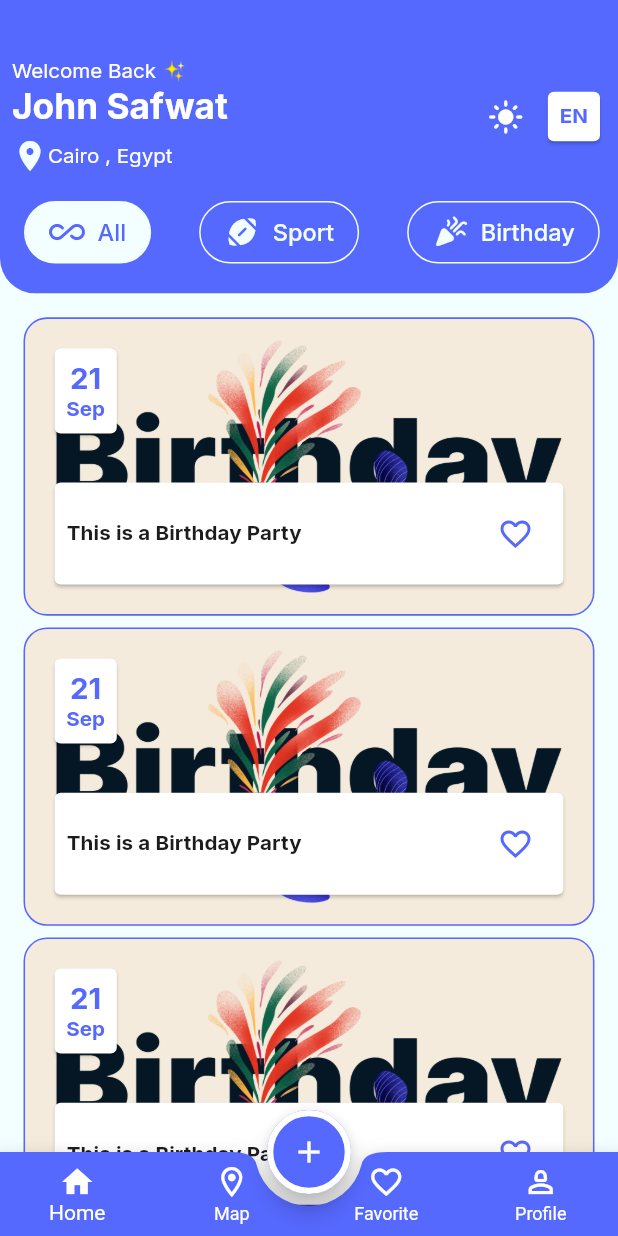
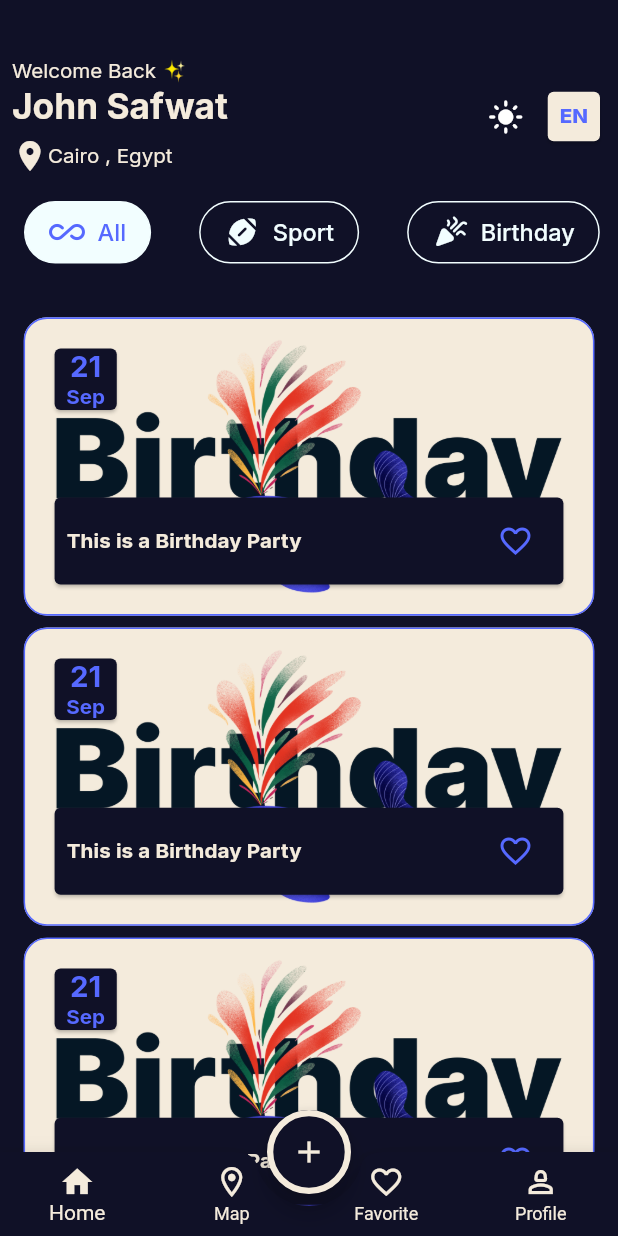
Before and after one commit to G17e5/Evently-App, a Flutter app: the screen it shows after launch, on a phone screen of 412 x 824 dp. Run offline on Flutter 3.47's test engine with Material 3 defaults, Android fonts, the phone set to English and light mode, and no system bars; our stand-ins replace flutter_screenutil, google_fonts.

Commit message:
configure dark and light theme

```diff
--- a/lib/config/theme/theme_manager.dart
+++ b/lib/config/theme/theme_manager.dart
@@ -5,6 +5,14 @@ import 'package:google_fonts/google_fonts.dart';
 
 class ThemeManager {
   static final ThemeData light = ThemeData(
+    iconTheme:IconThemeData(color: ColorsManager.dark) ,
+    cardTheme: CardThemeData(
+      color: ColorsManager.white,
+      // shape: RoundedRectangleBorder(
+      //   borderRadius: BorderRadius.circular(16.r)
+      // )
+    ),
+    primaryColor: ColorsManager.blue,
     useMaterial3: false,
     appBarTheme: AppBarTheme(
       backgroundColor: ColorsManager.whiteBlue,
@@ -39,7 +47,14 @@ class ThemeManager {
         fontWeight: FontWeight.w500,
         color: ColorsManager.gray,
       ),
+      hintStyle: GoogleFonts.inter(
+        fontSize: 16.sp,
+        fontWeight: FontWeight.w500,
+        color: ColorsManager.gray,
+      ),
+      suffixIconColor: ColorsManager.gray,
       prefixIconColor: ColorsManager.gray,
+
     ),
     bottomNavigationBarTheme: BottomNavigationBarThemeData(
       backgroundColor: Colors.transparent,
@@ -115,5 +130,133 @@ class ThemeManager {
       )
     ),
   );
-  static final ThemeData dark = ThemeData();
+  static final ThemeData dark = ThemeData(
+    iconTheme:IconThemeData(color: ColorsManager.ofWhite) ,
+    cardTheme: CardThemeData(
+        color: ColorsManager.dark,
+        // shape: RoundedRectangleBorder(
+        //     borderRadius: BorderRadius.circular(16.r)
+        // )
+    ),
+    primaryColor: ColorsManager.dark,
+    useMaterial3: false,
+    appBarTheme: AppBarTheme(
+      backgroundColor: ColorsManager.dark,
+      foregroundColor: ColorsManager.blue,
+      centerTitle: true,
+      titleTextStyle: GoogleFonts.roboto(
+        fontSize: 22.sp,
+        fontWeight: FontWeight.w400,
+        color: ColorsManager.blue,
+      ),
+    ),
+    scaffoldBackgroundColor: ColorsManager.dark,
+    inputDecorationTheme: InputDecorationTheme(
+      enabledBorder: OutlineInputBorder(
+        borderRadius: BorderRadius.circular(16.r),
+        borderSide: BorderSide(color: ColorsManager.blue, width: 1.w),
+      ),
+      focusedBorder: OutlineInputBorder(
+        borderRadius: BorderRadius.circular(16.r),
+        borderSide: BorderSide(color: ColorsManager.blue, width: 1.w),
+      ),
+      errorBorder: OutlineInputBorder(
+        borderRadius: BorderRadius.circular(16.r),
+        borderSide: BorderSide(color: ColorsManager.red, width: 1.w),
+      ),
+      focusedErrorBorder: OutlineInputBorder(
+        borderRadius: BorderRadius.circular(16.r),
+        borderSide: BorderSide(color: ColorsManager.red, width: 1.w),
+      ),
+      labelStyle: GoogleFonts.inter(
+        fontSize: 16.sp,
+        fontWeight: FontWeight.w500,
+        color: ColorsManager.ofWhite,
+      ),
+      hintStyle: GoogleFonts.inter(
+        fontSize: 16.sp,
+        fontWeight: FontWeight.w500,
+        color: ColorsManager.ofWhite,
+      ),
+      prefixIconColor: ColorsManager.ofWhite,
+      suffixIconColor: ColorsManager.ofWhite,
+
+    ),
+    bottomNavigationBarTheme: BottomNavigationBarThemeData(
+      backgroundColor: Colors.transparent,
+      elevation: 0,
+      type: BottomNavigationBarType.fixed,
+      selectedItemColor: ColorsManager.ofWhite,
+      unselectedItemColor: ColorsManager.ofWhite,
+      showSelectedLabels: true,
+      showUnselectedLabels: true,
+    ),
+    bottomAppBarTheme: BottomAppBarTheme(
+      color: ColorsManager.dark,
+      shape: CircularNotchedRectangle(),
+    ),
+    floatingActionButtonTheme: FloatingActionButtonThemeData(
+      backgroundColor: ColorsManager.dark,
+      foregroundColor: ColorsManager.ofWhite,
+      shape: StadiumBorder(
+        side: BorderSide(color: ColorsManager.ofWhite, width: 4.w),
+      ),
+    ),
+    elevatedButtonTheme: ElevatedButtonThemeData(
+      style: ElevatedButton.styleFrom(
+        padding: REdgeInsets.symmetric(vertical: 16),
+        shape: RoundedRectangleBorder(
+          borderRadius: BorderRadius.circular(16.r),
+        ),
+        backgroundColor: ColorsManager.blue,
+        foregroundColor: ColorsManager.white,
+        textStyle: GoogleFonts.inter(
+          fontSize: 20.sp,
+          fontWeight: FontWeight.w500,
+          color: ColorsManager.white,
+        ),
+      ),
+    ),
+    textTheme: TextTheme(
+        headlineSmall: GoogleFonts.inter(
+          fontSize: 14.sp,
+          fontWeight: FontWeight.w400,
+          color: ColorsManager.ofWhite,
+        ),
+        headlineLarge:GoogleFonts.inter(
+          fontSize: 24.sp,
+          fontWeight: FontWeight.w700,
+          color: ColorsManager.ofWhite,
+        ),
+        headlineMedium: GoogleFonts.inter(
+          fontSize: 14.sp,
+          fontWeight: FontWeight.w800,
+          color: ColorsManager.blue,
+        ),
+        titleSmall:GoogleFonts.inter(
+            fontSize:14.sp ,
+            fontWeight: FontWeight.bold ,
+            color: ColorsManager.ofWhite),
+        bodySmall: GoogleFonts.inter(
+          fontSize: 16.sp,
+          fontWeight: FontWeight.w500,
+          color: ColorsManager.white,
+        ),
+        labelMedium: GoogleFonts.inter(
+          fontSize: 20.sp,
+          fontWeight: FontWeight.bold,
+          color: ColorsManager.ofWhite,
+        ),
+        labelSmall: GoogleFonts.inter(
+          fontSize: 16.sp,
+          fontWeight: FontWeight.w500,
+          color: ColorsManager.ofWhite,
+        ),
+        displayMedium: GoogleFonts.inter(
+          fontSize: 20.sp,
+          fontWeight: FontWeight.bold,
+          color: ColorsManager.blue,
+        )
+    ),
+  );
 }
--- a/lib/core/resource/colors_manager/colors_manager.dart
+++ b/lib/core/resource/colors_manager/colors_manager.dart
@@ -2,6 +2,9 @@ import 'dart:ui';
 
 abstract class ColorsManager{
   static const Color gray =Color(0xFF7B7B7B);
+  static const Color ofWhite =Color(0xFFF4EBDC);
+  static const Color dark =Color(0xFF101127);
+
   static const Color blue =Color(0xFF5669FF);
   static const Color whiteBlue =Color(0xFFF2FEFF);
   static const Color black1C =Color(0xFF1C1C1C);
--- a/lib/feature/main_layout/tabs/home/event_item.dart
+++ b/lib/feature/main_layout/tabs/home/event_item.dart
@@ -44,7 +44,7 @@ class EventItem extends StatelessWidget {
             children: [
              Card(
                child: Padding(
-                 padding: REdgeInsets.all(8.0),
+                 padding: REdgeInsets.symmetric(horizontal: 8.0),
                  child: Column(
                    children: [
                      Text(event.dateTime.day.toString() , style:GoogleFonts.inter(fontSize:20.sp ,fontWeight: FontWeight.bold , color: ColorsManager.blue)),
@@ -56,7 +56,7 @@ class EventItem extends StatelessWidget {
              Spacer(),
               Card(
                 child: Padding(
-                  padding: const EdgeInsets.symmetric(horizontal: 8.0 ,vertical: 10),
+                  padding: const EdgeInsets.symmetric( horizontal: 8.0 ,vertical: 5),
                   child: Row(
                     children: [
                       Expanded(child: Text(event.title , style:Theme.of(context).textTheme.titleSmall),)
--- a/lib/feature/main_layout/tabs/home/home_tap.dart
+++ b/lib/feature/main_layout/tabs/home/home_tap.dart
@@ -27,7 +27,7 @@ class _HomeTapState extends State<HomeTap> {
           width: double.infinity,
 
           decoration: BoxDecoration(
-            color: ColorsManager.blue,
+            color:Theme.of(context).primaryColor,
             borderRadius: BorderRadius.vertical(bottom: Radius.circular(24.r)),
           ),
           child: Column(
@@ -52,7 +52,7 @@ class _HomeTapState extends State<HomeTap> {
                           children: [
                             Icon(
                               Icons.location_on,
-                              color: ColorsManager.whiteBlue,
+                              color: ColorsManager.ofWhite,
                             ),
                             Text(
                               "Cairo , Egypt",
@@ -71,6 +71,7 @@ class _HomeTapState extends State<HomeTap> {
                     InkWell(
                       onTap: () {},
                       child: Card(
+                        color: ColorsManager.ofWhite,
                         child: Padding(
                           padding: const EdgeInsets.all(8.0),
                           child: Text(
@@ -95,7 +96,7 @@ class _HomeTapState extends State<HomeTap> {
         ),
         Expanded(
           child: ListView.separated(
-            padding: EdgeInsets.symmetric(vertical:16 ),
+            padding: EdgeInsets.symmetric( vertical:16 ),
             itemBuilder: (context, index) => EventItem(
               event: EventModel(
                 dateTime: DateTime.now(),
--- a/lib/main.dart
+++ b/lib/main.dart
@@ -20,8 +20,8 @@ class EventApp extends StatelessWidget {
           initialRoute :RouteManager.mainLayout ,
           onGenerateRoute :RouteManager.router ,
           theme:ThemeManager.light ,
-          darkTheme:ThemeManager.light ,
-          themeMode:ThemeMode.light ,
+          darkTheme:ThemeManager.dark ,
+          themeMode:ThemeMode.dark ,
           locale: Locale("en"),
         ),
     );
```
